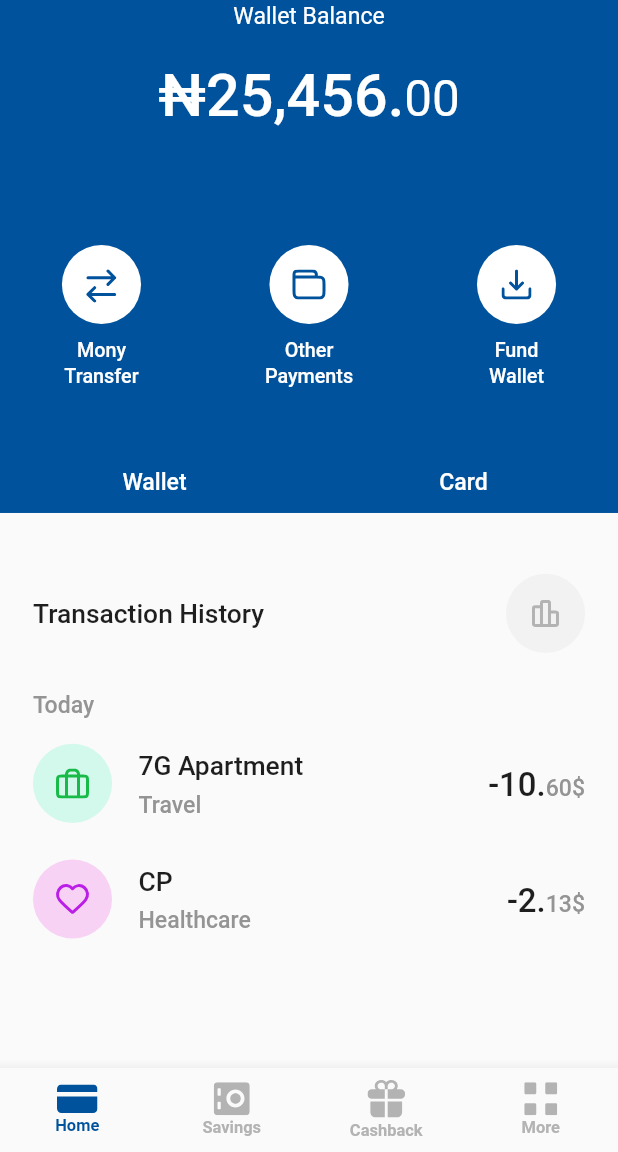
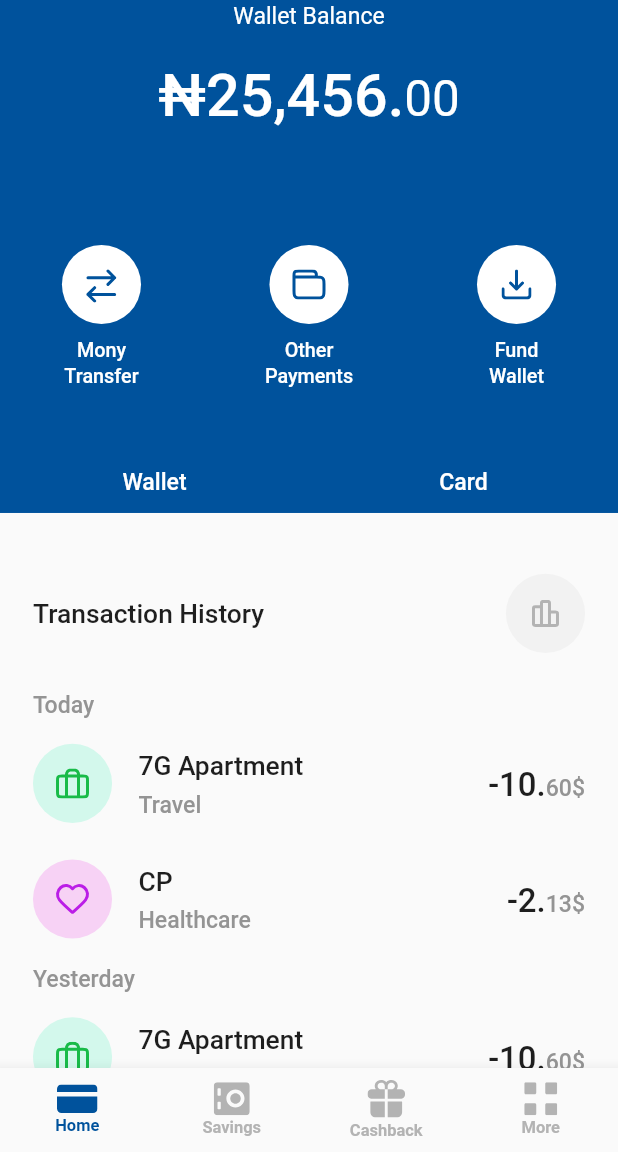
Before and after one commit to SAnetwork2020/https---github.com-SAnetwork2020-assessment-app, a Flutter app: the screen it shows after launch, on a phone screen of 412 x 824 dp, the part 84-1236 px from its top. Run offline on Flutter 3.47's test engine with Material 2 defaults, Android fonts, the phone set to English and light mode, and no system bars; our stand-ins replace flutter_screenutil, flutter_svg.

Commit message:
final touch

```diff
--- a/lib/home_screen/home_screen.dart
+++ b/lib/home_screen/home_screen.dart
@@ -66,7 +66,8 @@ class _HomeScreenState extends State<HomeScreen>
           ),
         ],
       ),
-      body: Column(
+      body: SingleChildScrollView(
+        child: Column(
           children: [
             Container(
               height: 337.h,
@@ -147,6 +148,7 @@ class _HomeScreenState extends State<HomeScreen>
             const TransactionHistory(),
           ],
         ),
+      ),
       bottomNavigationBar: const BottomNavBar(),
     );
   }
--- a/lib/home_screen/transaction_history.dart
+++ b/lib/home_screen/transaction_history.dart
@@ -78,6 +78,36 @@ class TransactionHistory extends StatelessWidget {
               title: 'CP',
               icon: Assets.icons.healthcare.path,
             ),
+            16.toColumnSizedBox(),
+            Text(
+              "Yesterday",
+              textAlign: TextAlign.center,
+              style: TextStyle(
+                fontWeight: FontWeight.w500,
+                fontSize: 14.sp,
+                height: 16.71.toLineHeight(14),
+                color: kGrey,
+              ),
+            ),
+            16.toColumnSizedBox(),
+            HistoryComponent(
+              desc: 'Travel',
+              iconColor: const Color(0xffD3F8EC),
+              price1: '-10.',
+              price2: '60',
+              title: '7G Apartment',
+              icon: Assets.icons.travel.path,
+            ),
+            24.toColumnSizedBox(),
+            HistoryComponent(
+              desc: 'Healthcare',
+              iconColor: const Color(0xffF7D2F5),
+              price1: '-2.',
+              price2: '13',
+              title: 'CP',
+              icon: Assets.icons.healthcare.path,
+            ),
+            16.toColumnSizedBox(),
           ],
         ),
       ),
```
Lines whose indentation alone changed are shown as unchanged.
